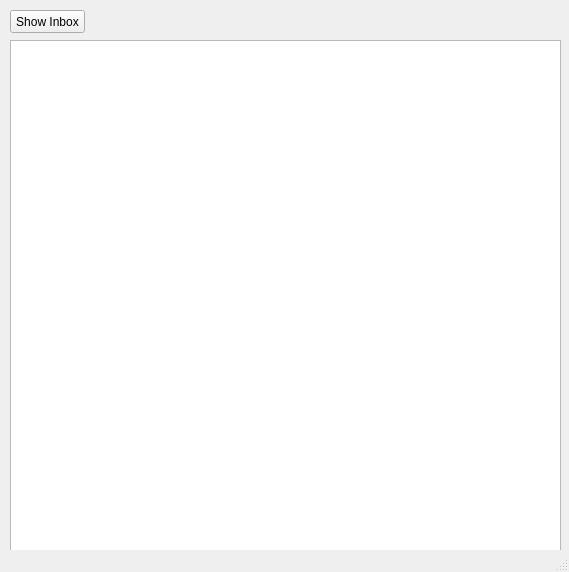
Above: InboxUI.ui from megamba/3800MailClient before the change. Below: the same form after it.
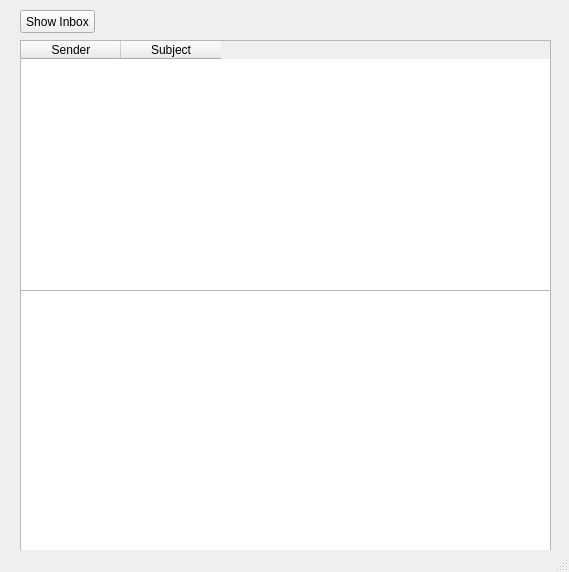
That is the form after the change.

Patch:
```diff
--- a/InboxUI.ui
+++ b/InboxUI.ui
@@ -14,20 +14,10 @@
    <string>MainWindow</string>
   </property>
   <widget class="QWidget" name="centralwidget">
-   <widget class="QListWidget" name="listWidget">
-    <property name="geometry">
-     <rect>
-      <x>10</x>
-      <y>40</y>
-      <width>551</width>
-      <height>511</height>
-     </rect>
-    </property>
-   </widget>
    <widget class="QPushButton" name="pushButton">
     <property name="geometry">
      <rect>
-      <x>10</x>
+      <x>20</x>
       <y>10</y>
       <width>75</width>
       <height>23</height>
@@ -37,6 +27,36 @@
      <string>Show Inbox</string>
     </property>
    </widget>
+   <widget class="QTableWidget" name="rowView">
+    <property name="geometry">
+     <rect>
+      <x>20</x>
+      <y>40</y>
+      <width>531</width>
+      <height>251</height>
+     </rect>
+    </property>
+    <column>
+     <property name="text">
+      <string>Sender</string>
+     </property>
+    </column>
+    <column>
+     <property name="text">
+      <string>Subject</string>
+     </property>
+    </column>
+   </widget>
+   <widget class="QTextBrowser" name="emailView">
+    <property name="geometry">
+     <rect>
+      <x>20</x>
+      <y>290</y>
+      <width>531</width>
+      <height>261</height>
+     </rect>
+    </property>
+   </widget>
   </widget>
   <widget class="QStatusBar" name="statusbar"/>
  </widget>
```
